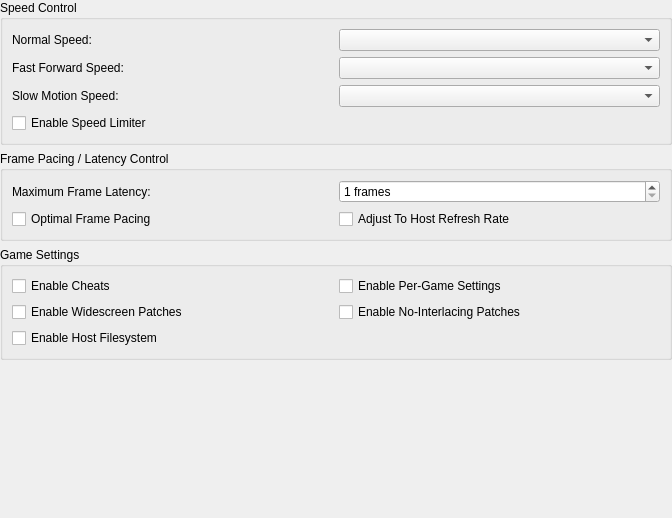
Qt form pcsx2-qt/Settings/EmulationSettingsWidget.ui (0xR1cky/ARMSX2) before a commit.
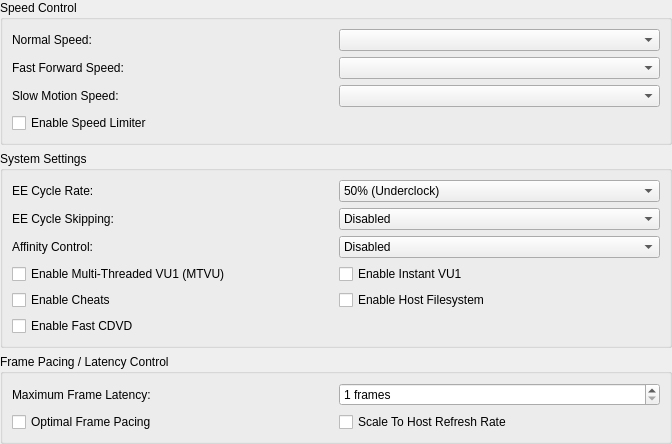
The same form after that commit.

The edit to the form file:
```diff
--- a/pcsx2-qt/Settings/EmulationSettingsWidget.ui
+++ b/pcsx2-qt/Settings/EmulationSettingsWidget.ui
@@ -7,7 +7,7 @@
     <x>0</x>
     <y>0</y>
     <width>672</width>
-    <height>518</height>
+    <height>431</height>
    </rect>
   </property>
   <property name="windowTitle">
@@ -72,13 +72,184 @@
      </layout>
     </widget>
    </item>
+   <item>
+    <widget class="QGroupBox" name="systemSettingsGroup">
+     <property name="title">
+      <string>System Settings</string>
+     </property>
+     <layout class="QGridLayout" name="gridLayout_5">
+      <item row="3" column="0" colspan="2">
+       <layout class="QGridLayout" name="systemSettingsLayout">
+        <item row="0" column="1">
+         <widget class="QCheckBox" name="instantVU1">
+          <property name="text">
+           <string>Enable Instant VU1</string>
+          </property>
+         </widget>
+        </item>
+        <item row="1" column="0">
+         <widget class="QCheckBox" name="cheats">
+          <property name="text">
+           <string>Enable Cheats</string>
+          </property>
+         </widget>
+        </item>
+        <item row="0" column="0">
+         <widget class="QCheckBox" name="MTVU">
+          <property name="text">
+           <string>Enable Multi-Threaded VU1 (MTVU)</string>
+          </property>
+         </widget>
+        </item>
+        <item row="1" column="1">
+         <widget class="QCheckBox" name="hostFilesystem">
+          <property name="text">
+           <string>Enable Host Filesystem</string>
+          </property>
+         </widget>
+        </item>
+        <item row="3" column="0">
+         <widget class="QCheckBox" name="fastCDVD">
+          <property name="text">
+           <string>Enable Fast CDVD</string>
+          </property>
+         </widget>
+        </item>
+       </layout>
+      </item>
+      <item row="1" column="0">
+       <widget class="QLabel" name="label_10">
+        <property name="text">
+         <string>EE Cycle Skipping:</string>
+        </property>
+       </widget>
+      </item>
+      <item row="1" column="1">
+       <widget class="QComboBox" name="eeCycleSkipping">
+        <item>
+         <property name="text">
+          <string>Disabled</string>
+         </property>
+        </item>
+        <item>
+         <property name="text">
+          <string>Mild Underclock</string>
+         </property>
+        </item>
+        <item>
+         <property name="text">
+          <string>Moderate Underclock</string>
+         </property>
+        </item>
+        <item>
+         <property name="text">
+          <string>Maximum Underclock</string>
+         </property>
+        </item>
+       </widget>
+      </item>
+      <item row="0" column="0">
+       <widget class="QLabel" name="label_9">
+        <property name="text">
+         <string>EE Cycle Rate:</string>
+        </property>
+       </widget>
+      </item>
+      <item row="0" column="1">
+       <widget class="QComboBox" name="eeCycleRate">
+        <item>
+         <property name="text">
+          <string>50% (Underclock)</string>
+         </property>
+        </item>
+        <item>
+         <property name="text">
+          <string>60% (Underclock)</string>
+         </property>
+        </item>
+        <item>
+         <property name="text">
+          <string>75% (Underclock)</string>
+         </property>
+        </item>
+        <item>
+         <property name="text">
+          <string>100% (Normal Speed)</string>
+         </property>
+        </item>
+        <item>
+         <property name="text">
+          <string>130% (Overclock)</string>
+         </property>
+        </item>
+        <item>
+         <property name="text">
+          <string>180% (Overclock)</string>
+         </property>
+        </item>
+        <item>
+         <property name="text">
+          <string>300% (Overclock)</string>
+         </property>
+        </item>
+       </widget>
+      </item>
+      <item row="2" column="0">
+       <widget class="QLabel" name="label">
+        <property name="text">
+         <string>Affinity Control:</string>
+        </property>
+       </widget>
+      </item>
+      <item row="2" column="1">
+       <widget class="QComboBox" name="affinityControl">
+        <item>
+         <property name="text">
+          <string>Disabled</string>
+         </property>
+        </item>
+        <item>
+         <property name="text">
+          <string>EE &gt; VU &gt; GS</string>
+         </property>
+        </item>
+        <item>
+         <property name="text">
+          <string>EE &gt; GS &gt; VU</string>
+         </property>
+        </item>
+        <item>
+         <property name="text">
+          <string>VU &gt; EE &gt; GS</string>
+         </property>
+        </item>
+        <item>
+         <property name="text">
+          <string>VU &gt; GS &gt; EE</string>
+         </property>
+        </item>
+        <item>
+         <property name="text">
+          <string>GS &gt; EE &gt; VU</string>
+         </property>
+        </item>
+        <item>
+         <property name="text">
+          <string>GS &gt; VU &gt; EE</string>
+         </property>
+        </item>
+       </widget>
+      </item>
+     </layout>
+    </widget>
+   </item>
    <item>
     <widget class="QGroupBox" name="basicGroupBox">
      <property name="title">
       <string>Frame Pacing / Latency Control</string>
      </property>
      <layout class="QGridLayout" name="gridLayout_2">
-      <item row="0" column="1">
+      <item row="1" column="1">
        <widget class="QSpinBox" name="maxFrameLatency">
         <property name="suffix">
          <string> frames</string>
@@ -91,14 +262,14 @@
         </property>
        </widget>
       </item>
-      <item row="0" column="0">
+      <item row="1" column="0">
        <widget class="QLabel" name="label_2">
         <property name="text">
          <string>Maximum Frame Latency:</string>
         </property>
        </widget>
       </item>
-      <item row="1" column="0" colspan="2">
+      <item row="3" column="0" colspan="2">
        <layout class="QGridLayout" name="basicCheckboxGridLayout">
         <item row="0" column="0">
          <widget class="QCheckBox" name="optimalFramePacing">
@@ -110,7 +281,7 @@
         <item row="0" column="1">
          <widget class="QCheckBox" name="syncToHostRefreshRate">
           <property name="text">
-           <string>Adjust To Host Refresh Rate</string>
+           <string>Scale To Host Refresh Rate</string>
           </property>
          </widget>
         </item>
@@ -119,50 +290,6 @@
      </layout>
     </widget>
    </item>
-   <item>
-    <widget class="QGroupBox" name="groupBox">
-     <property name="title">
-      <string>Game Settings</string>
-     </property>
-     <layout class="QGridLayout" name="gridLayout">
-      <item row="0" column="1">
-       <widget class="QCheckBox" name="perGameSettings">
-        <property name="text">
-         <string>Enable Per-Game Settings</string>
-        </property>
-       </widget>
-      </item>
-      <item row="2" column="0">
-       <widget class="QCheckBox" name="widescreenPatches">
-        <property name="text">
-         <string>Enable Widescreen Patches</string>
-        </property>
-       </widget>
-      </item>
-      <item row="0" column="0">
-       <widget class="QCheckBox" name="cheats">
-        <property name="text">
-         <string>Enable Cheats</string>
-        </property>
-       </widget>
-      </item>
-      <item row="3" column="0">
-       <widget class="QCheckBox" name="hostFilesystem">
-        <property name="text">
-         <string>Enable Host Filesystem</string>
-        </property>
-       </widget>
-      </item>
-      <item row="2" column="1">
-       <widget class="QCheckBox" name="noInterlacingPatches">
-        <property name="text">
-         <string>Enable No-Interlacing Patches</string>
-        </property>
-       </widget>
-      </item>
-     </layout>
-    </widget>
-   </item>
    <item>
     <spacer name="verticalSpacer">
      <property name="orientation">
```
